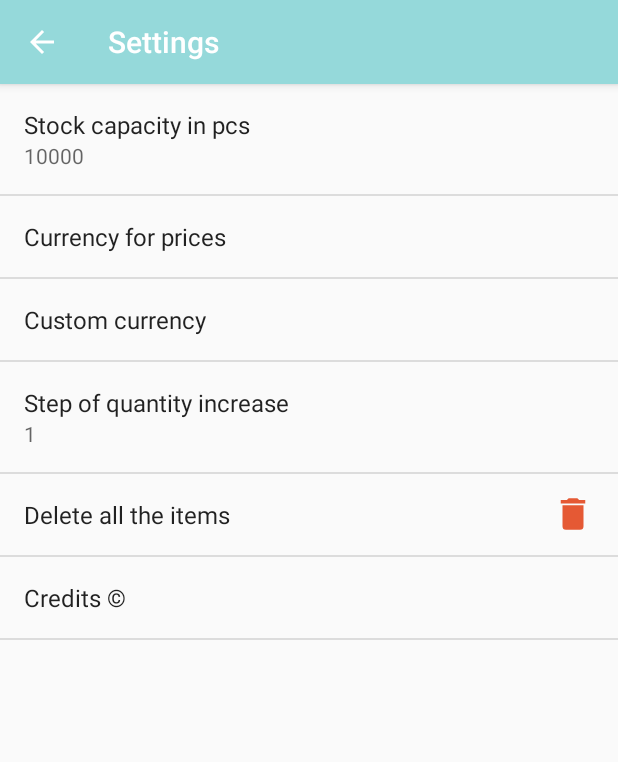
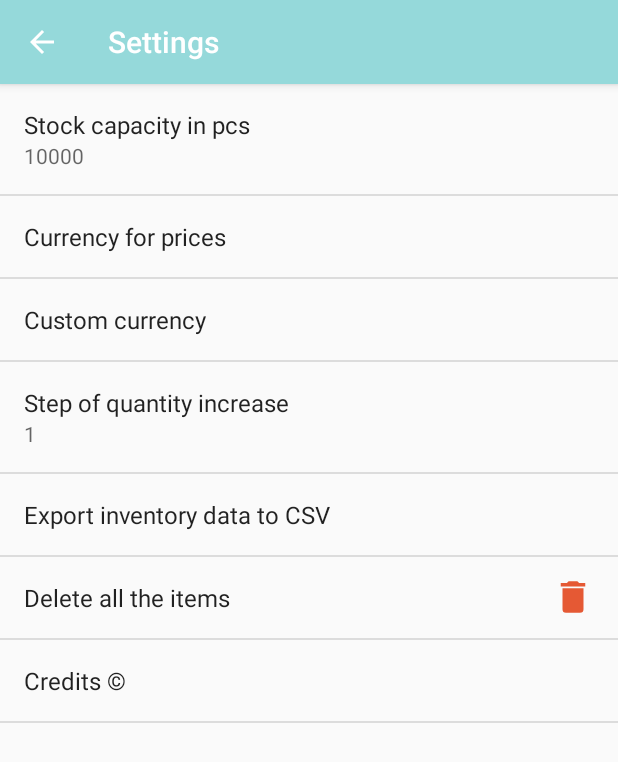
Before and after one commit to evanca/android-development_inventory, an Android app: the SettingsActivity screen opened directly, with no data from a screen before it, on a phone screen of 412 x 824 dp. Shown: the top 762 px of the screen. Run offline under Robolectric (Android 15) with nearby library versions, the phone set to English and light mode, and no system bars; libraries missing offline, so code that uses them is left out: com.opencsv.

Commit message:
Implement SQLite table export to a CSV file

```diff
--- a/app/build.gradle
+++ b/app/build.gradle
@@ -19,6 +19,7 @@ android {
 }
 
 dependencies {
+    implementation 'com.opencsv:opencsv:4.0'
     implementation fileTree(dir: 'libs', include: ['*.jar'])
     implementation 'com.android.support:appcompat-v7:27.1.1'
     implementation 'com.android.support.constraint:constraint-layout:1.1.2'
--- a/app/src/main/AndroidManifest.xml
+++ b/app/src/main/AndroidManifest.xml
@@ -2,6 +2,7 @@
 <manifest xmlns:android="http://schemas.android.com/apk/res/android"
     package="com.example.ivanna.inventory">
 
+    <uses-permission android:name="android.permission.WRITE_EXTERNAL_STORAGE" />
     <uses-permission android:name="android.permission.CALL_PHONE" />
     <application
         android:allowBackup="true"
--- a/app/src/main/res/values/strings.xml
+++ b/app/src/main/res/values/strings.xml
@@ -79,6 +79,8 @@
     <string name="settings_step_default">1</string>
     <string name="settings_delete_all_key">delete_everything_key</string>
     <string name="trash">Trash</string>
+    <string name="settings_export_csv">Export inventory data to CSV</string>
+    <string name="settings_export_csv_key" translatable="false">pref_export</string>
 
     <!-- Pin code related strings -->
     <string name="pin_welcome">Please set a pin code to enable the advanced settings. If you are using this app for commercial purposes, ask your supervisor to create the pin. Only an authorized person should have access to this pin code.</string>
@@ -90,4 +92,12 @@
     <string name="pin_please">Advanced settings! Please enter a PIN code to continue.</string>
     <string name="pin_incorrect">Entered PIN code is not correct!</string>
 
+    <!-- Excel export related strings -->
+    <string name="storage_not_granted">Storage permissions not granted</string>
+    <string name="export_successfull">Database exported successfully!</string>
+    <string name="export_failed">Failed to export data</string>
+    <string name="export_subject">Inventory table in .csv format</string>
+    <string name="export_send">Send file via e-mail</string>
+    <string name="export_dialog">Would you like to save the inventory data to a CSV file?</string>
+
 </resources>
--- a/app/src/main/res/xml/preferences.xml
+++ b/app/src/main/res/xml/preferences.xml
@@ -30,6 +30,10 @@
         android:title="@string/settings_step" />
 
     <Preference
+        android:key="@string/settings_export_csv_key"
+        android:title="@string/settings_export_csv" />
+
+    <Preference
         android:key="@string/settings_delete_all_key"
         android:title="@string/delete_all_items_title"
         android:widgetLayout="@layout/button_settings" />
```
Also changed, not shown: app/src/main/java/com/example/ivanna/inventory/SettingsActivity.java (+107 -0 lines).
